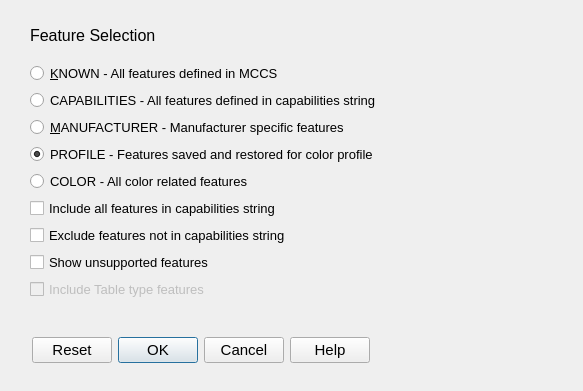
rockowitz/ddcui, file src/option_dialogs/feature_selection_dialog.ui: the form before one commit.
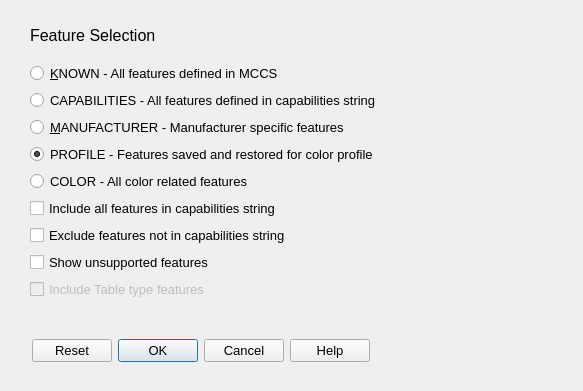
The form after the commit.

Commit message: feature_selection_dialog.cpp/h/ui, other_options_dialog.ui user_interface_options_dialog.ui: dialog box adjustments for consistency

What changed in the file:
```diff
--- a/src/option_dialogs/feature_selection_dialog.ui
+++ b/src/option_dialogs/feature_selection_dialog.ui
@@ -24,7 +24,7 @@
    </property>
    <property name="font">
     <font>
-     <pointsize>11</pointsize>
+     <pointsize>10</pointsize>
     </font>
    </property>
    <property name="orientation">
```
The commit also changes 4 other files.
